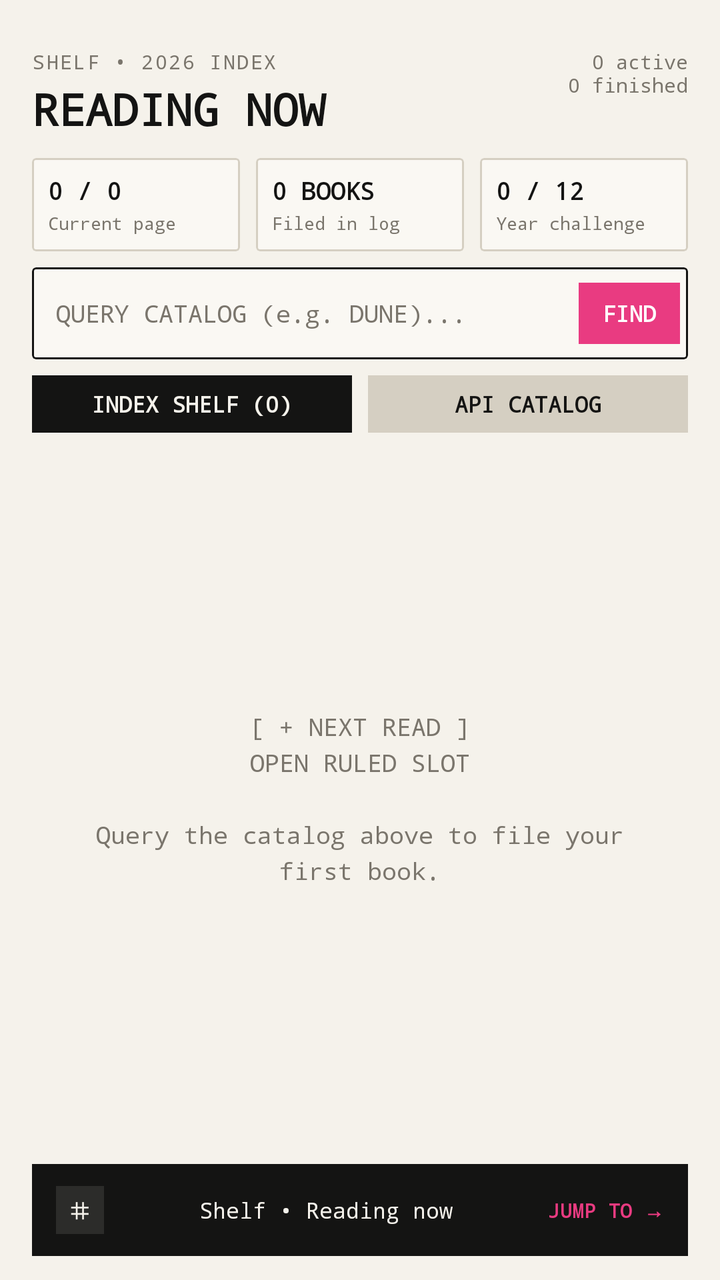
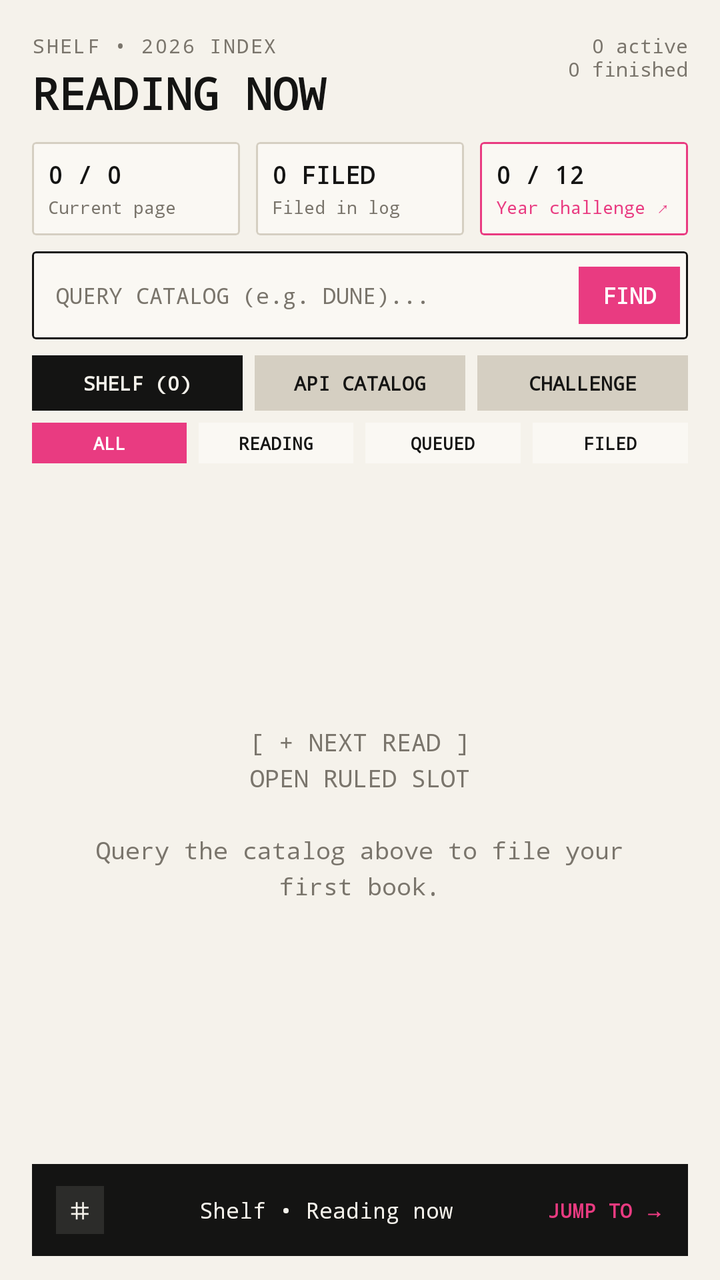

Two renders of the same Android screen: before a commit and after it. Below are the layout's source before the change and the commit's diff.
<!-- AndroidManifest.xml: application theme Theme.BookStash -->
<!-- res/layout/activity_main.xml -->
<?xml version="1.0" encoding="utf-8"?>
<androidx.constraintlayout.widget.ConstraintLayout xmlns:android="http://schemas.android.com/apk/res/android"
    xmlns:app="http://schemas.android.com/apk/res-auto"
    xmlns:tools="http://schemas.android.com/tools"
    android:id="@+id/main"
    android:layout_width="match_parent"
    android:layout_height="match_parent"
    android:background="@color/ledger_paper"
    android:fitsSystemWindows="true"
    android:paddingTop="24dp"
    tools:context=".MainActivity">

    
    <TextView
        android:id="@+id/tvIndexSubtitle"
        android:layout_width="wrap_content"
        android:layout_height="wrap_content"
        android:layout_marginStart="16dp"
        android:fontFamily="monospace"
        android:letterSpacing="0.08"
        android:text="SHELF • 2026 INDEX"
        android:textColor="@color/ledger_muted"
        android:textSize="10sp"
        app:layout_constraintStart_toStartOf="parent"
        app:layout_constraintTop_toTopOf="parent" />

    <TextView
        android:id="@+id/tvActiveSummary"
        android:layout_width="wrap_content"
        android:layout_height="wrap_content"
        android:layout_marginEnd="16dp"
        android:fontFamily="monospace"
        android:gravity="end"
        android:text="0 active\n0 finished"
        android:textColor="@color/ledger_muted"
        android:textSize="10sp"
        app:layout_constraintEnd_toEndOf="parent"
        app:layout_constraintTop_toTopOf="parent" />

    
    <TextView
        android:id="@+id/tvHeader"
        android:layout_width="0dp"
        android:layout_height="wrap_content"
        android:layout_marginHorizontal="16dp"
        android:layout_marginTop="2dp"
        android:fontFamily="monospace"
        android:text="READING NOW"
        android:textColor="@color/ledger_ink"
        android:textSize="22sp"
        android:textStyle="bold"
        app:layout_constraintEnd_toStartOf="@+id/tvActiveSummary"
        app:layout_constraintStart_toStartOf="parent"
        app:layout_constraintTop_toBottomOf="@+id/tvIndexSubtitle" />

    
    <LinearLayout
        android:id="@+id/statsStrip"
        android:layout_width="0dp"
        android:layout_height="wrap_content"
        android:layout_marginHorizontal="16dp"
        android:layout_marginTop="10dp"
        android:orientation="horizontal"
        app:layout_constraintEnd_toEndOf="parent"
        app:layout_constraintStart_toStartOf="parent"
        app:layout_constraintTop_toBottomOf="@+id/tvHeader">

        
        <com.google.android.material.card.MaterialCardView
            android:layout_width="0dp"
            android:layout_height="wrap_content"
            android:layout_marginEnd="4dp"
            android:layout_weight="1"
            app:cardBackgroundColor="@color/ledger_card_bg"
            app:cardCornerRadius="2dp"
            app:cardElevation="0dp"
            app:strokeColor="@color/ledger_border"
            app:strokeWidth="1dp">

            <LinearLayout
                android:layout_width="match_parent"
                android:layout_height="wrap_content"
                android:orientation="vertical"
                android:padding="8dp">

                <TextView
                    android:id="@+id/tvStatPages"
                    android:layout_width="wrap_content"
                    android:layout_height="wrap_content"
                    android:fontFamily="monospace"
                    android:text="0 / 0"
                    android:textColor="@color/ledger_ink"
                    android:textSize="12sp"
                    android:textStyle="bold" />

                <TextView
                    android:layout_width="wrap_content"
                    android:layout_height="wrap_content"
                    android:layout_marginTop="2dp"
                    android:fontFamily="monospace"
                    android:text="Current page"
                    android:textColor="@color/ledger_muted"
                    android:textSize="9sp" />
            </LinearLayout>
        </com.google.android.material.card.MaterialCardView>

        
        <com.google.android.material.card.MaterialCardView
            android:layout_width="0dp"
            android:layout_height="wrap_content"
            android:layout_marginHorizontal="4dp"
            android:layout_weight="1"
            app:cardBackgroundColor="@color/ledger_card_bg"
            app:cardCornerRadius="2dp"
            app:cardElevation="0dp"
            app:strokeColor="@color/ledger_border"
            app:strokeWidth="1dp">

            <LinearLayout
                android:layout_width="match_parent"
                android:layout_height="wrap_content"
                android:orientation="vertical"
                android:padding="8dp">

                <TextView
                    android:id="@+id/tvStatStreak"
                    android:layout_width="wrap_content"
                    android:layout_height="wrap_content"
                    android:fontFamily="monospace"
                    android:text="0 BOOKS"
                    android:textColor="@color/ledger_ink"
                    android:textSize="12sp"
                    android:textStyle="bold" />

                <TextView
                    android:layout_width="wrap_content"
                    android:layout_height="wrap_content"
                    android:layout_marginTop="2dp"
                    android:fontFamily="monospace"
                    android:text="Filed in log"
                    android:textColor="@color/ledger_muted"
                    android:textSize="9sp" />
            </LinearLayout>
        </com.google.android.material.card.MaterialCardView>

        
        <com.google.android.material.card.MaterialCardView
            android:layout_width="0dp"
            android:layout_height="wrap_content"
            android:layout_marginStart="4dp"
            android:layout_weight="1"
            app:cardBackgroundColor="@color/ledger_card_bg"
            app:cardCornerRadius="2dp"
            app:cardElevation="0dp"
            app:strokeColor="@color/ledger_border"
            app:strokeWidth="1dp">

            <LinearLayout
                android:layout_width="match_parent"
                android:layout_height="wrap_content"
                android:orientation="vertical"
                android:padding="8dp">

                <TextView
                    android:id="@+id/tvStatChallenge"
                    android:layout_width="wrap_content"
                    android:layout_height="wrap_content"
                    android:fontFamily="monospace"
                    android:text="0 / 12"
                    android:textColor="@color/ledger_ink"
                    android:textSize="12sp"
                    android:textStyle="bold" />

                <TextView
                    android:layout_width="wrap_content"
                    android:layout_height="wrap_content"
                    android:layout_marginTop="2dp"
                    android:fontFamily="monospace"
                    android:text="Year challenge"
                    android:textColor="@color/ledger_muted"
                    android:textSize="9sp" />
            </LinearLayout>
        </com.google.android.material.card.MaterialCardView>
    </LinearLayout>

    
    <com.google.android.material.card.MaterialCardView
        android:id="@+id/searchCard"
        android:layout_width="0dp"
        android:layout_height="wrap_content"
        android:layout_marginHorizontal="16dp"
        android:layout_marginTop="8dp"
        app:cardBackgroundColor="@color/ledger_card_bg"
        app:cardCornerRadius="2dp"
        app:cardElevation="0dp"
        app:strokeColor="@color/ledger_ink"
        app:strokeWidth="1dp"
        app:layout_constraintEnd_toEndOf="parent"
        app:layout_constraintStart_toStartOf="parent"
        app:layout_constraintTop_toBottomOf="@+id/statsStrip">

        <LinearLayout
            android:layout_width="match_parent"
            android:layout_height="wrap_content"
            android:gravity="center_vertical"
            android:orientation="horizontal"
            android:padding="4dp">

            <EditText
                android:id="@+id/etSearchQuery"
                android:layout_width="0dp"
                android:layout_height="38dp"
                android:layout_weight="1"
                android:background="@null"
                android:fontFamily="monospace"
                android:hint="QUERY CATALOG (e.g. DUNE)..."
                android:imeOptions="actionSearch"
                android:inputType="text"
                android:paddingHorizontal="8dp"
                android:textColor="@color/ledger_ink"
                android:textColorHint="@color/ledger_muted"
                android:textSize="12sp" />

            <TextView
                android:id="@+id/btnSearch"
                android:layout_width="wrap_content"
                android:layout_height="wrap_content"
                android:background="@color/ledger_accent"
                android:fontFamily="monospace"
                android:paddingHorizontal="12dp"
                android:paddingVertical="8dp"
                android:text="FIND"
                android:textColor="@color/white"
                android:textSize="11sp"
                android:textStyle="bold" />
        </LinearLayout>
    </com.google.android.material.card.MaterialCardView>

    
    <LinearLayout
        android:id="@+id/tabContainer"
        android:layout_width="0dp"
        android:layout_height="wrap_content"
        android:layout_marginHorizontal="16dp"
        android:layout_marginTop="8dp"
        android:orientation="horizontal"
        app:layout_constraintEnd_toEndOf="parent"
        app:layout_constraintStart_toStartOf="parent"
        app:layout_constraintTop_toBottomOf="@+id/searchCard">

        <TextView
            android:id="@+id/btnShowLibrary"
            android:layout_width="0dp"
            android:layout_height="wrap_content"
            android:layout_marginEnd="4dp"
            android:layout_weight="1"
            android:background="@color/ledger_ink"
            android:fontFamily="monospace"
            android:gravity="center"
            android:paddingVertical="7dp"
            android:text="INDEX SHELF (0)"
            android:textColor="@color/ledger_paper"
            android:textSize="11sp"
            android:textStyle="bold" />

        <TextView
            android:id="@+id/btnShowSearch"
            android:layout_width="0dp"
            android:layout_height="wrap_content"
            android:layout_marginStart="4dp"
            android:layout_weight="1"
            android:background="@color/ledger_border"
            android:fontFamily="monospace"
            android:gravity="center"
            android:paddingVertical="7dp"
            android:text="API CATALOG"
            android:textColor="@color/ledger_ink"
            android:textSize="11sp"
            android:textStyle="bold" />
    </LinearLayout>

    
    <androidx.recyclerview.widget.RecyclerView
        android:id="@+id/rvBooks"
        android:layout_width="0dp"
        android:layout_height="0dp"
        android:layout_marginHorizontal="11dp"
        android:layout_marginTop="6dp"
        android:clipToPadding="false"
        android:paddingBottom="12dp"
        app:layout_constraintBottom_toTopOf="@+id/bottomLedgerBar"
        app:layout_constraintEnd_toEndOf="parent"
        app:layout_constraintStart_toStartOf="parent"
        app:layout_constraintTop_toBottomOf="@+id/tabContainer" />

    <ProgressBar
        android:id="@+id/progressBar"
        android:layout_width="wrap_content"
        android:layout_height="wrap_content"
        android:indeterminateTint="@color/ledger_accent"
        android:visibility="gone"
        app:layout_constraintBottom_toTopOf="@+id/bottomLedgerBar"
        app:layout_constraintEnd_toEndOf="parent"
        app:layout_constraintStart_toStartOf="parent"
        app:layout_constraintTop_toBottomOf="@+id/tabContainer" />

    <TextView
        android:id="@+id/tvStatusMessage"
        android:layout_width="0dp"
        android:layout_height="wrap_content"
        android:layout_marginHorizontal="32dp"
        android:fontFamily="monospace"
        android:gravity="center"
        android:lineSpacingExtra="4dp"
        android:text="[ + NEXT READ ]\nOPEN RULED SLOT\n\nQuery the catalog above to file your first book."
        android:textColor="@color/ledger_muted"
        android:textSize="12sp"
        android:visibility="visible"
        app:layout_constraintBottom_toTopOf="@+id/bottomLedgerBar"
        app:layout_constraintEnd_toEndOf="parent"
        app:layout_constraintStart_toStartOf="parent"
        app:layout_constraintTop_toBottomOf="@+id/tabContainer" />

    
    <LinearLayout
        android:id="@+id/bottomLedgerBar"
        android:layout_width="0dp"
        android:layout_height="46dp"
        android:layout_marginHorizontal="16dp"
        android:layout_marginBottom="12dp"
        android:background="@color/ledger_ink"
        android:gravity="center_vertical"
        android:orientation="horizontal"
        android:paddingHorizontal="12dp"
        app:layout_constraintBottom_toBottomOf="parent"
        app:layout_constraintEnd_toEndOf="parent"
        app:layout_constraintStart_toStartOf="parent">

        <TextView
            android:layout_width="24dp"
            android:layout_height="24dp"
            android:background="#2C2C2A"
            android:fontFamily="monospace"
            android:gravity="center"
            android:text="⌗"
            android:textColor="@color/ledger_paper"
            android:textSize="12sp" />

        <TextView
            android:id="@+id/tvBottomBarStatus"
            android:layout_width="0dp"
            android:layout_height="wrap_content"
            android:layout_weight="1"
            android:fontFamily="monospace"
            android:gravity="center"
            android:text="Shelf • Reading now"
            android:textColor="@color/ledger_paper"
            android:textSize="11sp" />

        <TextView
            android:id="@+id/tvBottomBarJump"
            android:layout_width="wrap_content"
            android:layout_height="wrap_content"
            android:fontFamily="monospace"
            android:text="JUMP TO →"
            android:textColor="@color/ledger_accent"
            android:textSize="10sp"
            android:textStyle="bold" />
    </LinearLayout>

</androidx.constraintlayout.widget.ConstraintLayout>
<!-- resources referenced by this layout -->
<resources>
  <color name="ledger_accent">#E93B81</color>
  <color name="ledger_border">#D5CFC2</color>
  <color name="ledger_card_bg">#FAF8F3</color>
  <color name="ledger_ink">#141413</color>
  <color name="ledger_muted">#7A756C</color>
  <color name="ledger_paper">#F5F2EB</color>
  <color name="white">#FFFFFFFF</color>
  <style name="Theme.BookStash" parent="Base.Theme.BookStash" />
  <style name="Base.Theme.BookStash" parent="Theme.Material3.DayNight.NoActionBar">
          
          
      </style>
</resources>

<!-- the commit's change to res/layout/activity_main.xml (unified diff, before → after) -->
@@ -7,7 +7,7 @@
     android:layout_height="match_parent"
     android:background="@color/ledger_paper"
     android:fitsSystemWindows="true"
-    android:paddingTop="24dp"
+    android:paddingTop="16dp"
     tools:context=".MainActivity">
 
     
@@ -67,6 +67,7 @@
 
         
         <com.google.android.material.card.MaterialCardView
+            android:id="@+id/cardStatPage"
             android:layout_width="0dp"
             android:layout_height="wrap_content"
             android:layout_marginEnd="4dp"
@@ -106,6 +107,7 @@
 
         
         <com.google.android.material.card.MaterialCardView
+            android:id="@+id/cardStatStreak"
             android:layout_width="0dp"
             android:layout_height="wrap_content"
             android:layout_marginHorizontal="4dp"
@@ -127,7 +129,7 @@
                     android:layout_width="wrap_content"
                     android:layout_height="wrap_content"
                     android:fontFamily="monospace"
-                    android:text="0 BOOKS"
+                    android:text="0 FILED"
                     android:textColor="@color/ledger_ink"
                     android:textSize="12sp"
                     android:textStyle="bold" />
@@ -145,6 +147,7 @@
 
         
         <com.google.android.material.card.MaterialCardView
+            android:id="@+id/cardStatChallenge"
             android:layout_width="0dp"
             android:layout_height="wrap_content"
             android:layout_marginStart="4dp"
@@ -152,7 +155,7 @@
             app:cardBackgroundColor="@color/ledger_card_bg"
             app:cardCornerRadius="2dp"
             app:cardElevation="0dp"
-            app:strokeColor="@color/ledger_border"
+            app:strokeColor="@color/ledger_accent"
             app:strokeWidth="1dp">
 
             <LinearLayout
@@ -176,8 +179,8 @@
                     android:layout_height="wrap_content"
                     android:layout_marginTop="2dp"
                     android:fontFamily="monospace"
-                    android:text="Year challenge"
-                    android:textColor="@color/ledger_muted"
+                    android:text="Year challenge ↗"
+                    android:textColor="@color/ledger_accent"
                     android:textSize="9sp" />
             </LinearLayout>
         </com.google.android.material.card.MaterialCardView>
@@ -209,7 +212,7 @@
             <EditText
                 android:id="@+id/etSearchQuery"
                 android:layout_width="0dp"
-                android:layout_height="38dp"
+                android:layout_height="36dp"
                 android:layout_weight="1"
                 android:background="@null"
                 android:fontFamily="monospace"
@@ -219,7 +222,7 @@
                 android:paddingHorizontal="8dp"
                 android:textColor="@color/ledger_ink"
                 android:textColorHint="@color/ledger_muted"
-                android:textSize="12sp" />
+                android:textSize="11sp" />
 
             <TextView
                 android:id="@+id/btnSearch"
@@ -228,7 +231,7 @@
                 android:background="@color/ledger_accent"
                 android:fontFamily="monospace"
                 android:paddingHorizontal="12dp"
-                android:paddingVertical="8dp"
+                android:paddingVertical="7dp"
                 android:text="FIND"
                 android:textColor="@color/white"
                 android:textSize="11sp"
@@ -252,22 +255,22 @@
             android:id="@+id/btnShowLibrary"
             android:layout_width="0dp"
             android:layout_height="wrap_content"
-            android:layout_marginEnd="4dp"
+            android:layout_marginEnd="3dp"
             android:layout_weight="1"
             android:background="@color/ledger_ink"
             android:fontFamily="monospace"
             android:gravity="center"
             android:paddingVertical="7dp"
-            android:text="INDEX SHELF (0)"
+            android:text="SHELF (0)"
             android:textColor="@color/ledger_paper"
-            android:textSize="11sp"
+            android:textSize="10sp"
             android:textStyle="bold" />
 
         <TextView
             android:id="@+id/btnShowSearch"
             android:layout_width="0dp"
             android:layout_height="wrap_content"
-            android:layout_marginStart="4dp"
+            android:layout_marginHorizontal="3dp"
             android:layout_weight="1"
             android:background="@color/ledger_border"
             android:fontFamily="monospace"
@@ -275,7 +278,95 @@
             android:paddingVertical="7dp"
             android:text="API CATALOG"
             android:textColor="@color/ledger_ink"
-            android:textSize="11sp"
+            android:textSize="10sp"
+            android:textStyle="bold" />
+
+        <TextView
+            android:id="@+id/btnShowChallenge"
+            android:layout_width="0dp"
+            android:layout_height="wrap_content"
+            android:layout_marginStart="3dp"
+            android:layout_weight="1"
+            android:background="@color/ledger_border"
+            android:fontFamily="monospace"
+            android:gravity="center"
+            android:paddingVertical="7dp"
+            android:text="CHALLENGE"
+            android:textColor="@color/ledger_ink"
+            android:textSize="10sp"
+            android:textStyle="bold" />
+    </LinearLayout>
+
+    
+    <LinearLayout
+        android:id="@+id/statusFilterContainer"
+        android:layout_width="0dp"
+        android:layout_height="wrap_content"
+        android:layout_marginHorizontal="16dp"
+        android:layout_marginTop="6dp"
+        android:orientation="horizontal"
+        app:layout_constraintEnd_toEndOf="parent"
+        app:layout_constraintStart_toStartOf="parent"
+        app:layout_constraintTop_toBottomOf="@+id/tabContainer">
+
+        <TextView
+            android:id="@+id/chipAll"
+            android:layout_width="0dp"
+            android:layout_height="wrap_content"
+            android:layout_marginEnd="3dp"
+            android:layout_weight="1"
+            android:background="@color/ledger_accent"
+            android:fontFamily="monospace"
+            android:gravity="center"
+            android:paddingVertical="4dp"
+            android:text="ALL"
+            android:textColor="@color/white"
+            android:textSize="9sp"
+            android:textStyle="bold" />
+
+        <TextView
+            android:id="@+id/chipReading"
+            android:layout_width="0dp"
+            android:layout_height="wrap_content"
+            android:layout_marginHorizontal="3dp"
+            android:layout_weight="1"
+            android:background="@color/ledger_card_bg"
+            android:fontFamily="monospace"
+            android:gravity="center"
+            android:paddingVertical="4dp"
+            android:text="READING"
+            android:textColor="@color/ledger_ink"
+            android:textSize="9sp"
+            android:textStyle="bold" />
+
+        <TextView
+            android:id="@+id/chipWishlist"
+            android:layout_width="0dp"
+            android:layout_height="wrap_content"
+            android:layout_marginHorizontal="3dp"
+            android:layout_weight="1"
+            android:background="@color/ledger_card_bg"
+            android:fontFamily="monospace"
+            android:gravity="center"
+            android:paddingVertical="4dp"
+            android:text="QUEUED"
+            android:textColor="@color/ledger_ink"
+            android:textSize="9sp"
+            android:textStyle="bold" />
+
+        <TextView
+            android:id="@+id/chipFinished"
+            android:layout_width="0dp"
+            android:layout_height="wrap_content"
+            android:layout_marginStart="3dp"
+            android:layout_weight="1"
+            android:background="@color/ledger_card_bg"
+            android:fontFamily="monospace"
+            android:gravity="center"
+            android:paddingVertical="4dp"
+            android:text="FILED"
+            android:textColor="@color/ledger_ink"
+            android:textSize="9sp"
             android:textStyle="bold" />
     </LinearLayout>
 
@@ -291,7 +382,200 @@
         app:layout_constraintBottom_toTopOf="@+id/bottomLedgerBar"
         app:layout_constraintEnd_toEndOf="parent"
         app:layout_constraintStart_toStartOf="parent"
-        app:layout_constraintTop_toBottomOf="@+id/tabContainer" />
+        app:layout_constraintTop_toBottomOf="@+id/statusFilterContainer" />
+
+    
+    <ScrollView
+        android:id="@+id/challengeContainer"
+        android:layout_width="0dp"
+        android:layout_height="0dp"
+        android:layout_marginHorizontal="16dp"
+        android:layout_marginTop="8dp"
+        android:visibility="gone"
+        app:layout_constraintBottom_toTopOf="@+id/bottomLedgerBar"
+        app:layout_constraintEnd_toEndOf="parent"
+        app:layout_constraintStart_toStartOf="parent"
+        app:layout_constraintTop_toBottomOf="@+id/tabContainer">
+
+        <LinearLayout
+            android:layout_width="match_parent"
+            android:layout_height="wrap_content"
+            android:orientation="vertical"
+            android:paddingBottom="16dp">
+
+            
+            <com.google.android.material.card.MaterialCardView
+                android:layout_width="match_parent"
+                android:layout_height="wrap_content"
+                app:cardBackgroundColor="@color/ledger_card_bg"
+                app:cardCornerRadius="2dp"
+                app:cardElevation="0dp"
+                app:strokeColor="@color/ledger_ink"
+                app:strokeWidth="1dp">
+
+                <LinearLayout
+                    android:layout_width="match_parent"
+                    android:layout_height="wrap_content"
+                    android:gravity="center_vertical"
+                    android:orientation="horizontal"
+                    android:padding="16dp">
+
+                    
+                    <com.google.android.material.card.MaterialCardView
+                        android:layout_width="104dp"
+                        android:layout_height="104dp"
+                        app:cardBackgroundColor="@color/ledger_paper"
+                        app:cardCornerRadius="52dp"
+                        app:cardElevation="0dp"
+                        app:strokeColor="@color/ledger_ink"
+                        app:strokeWidth="2dp">
+
+                        <LinearLayout
+                            android:layout_width="match_parent"
+                            android:layout_height="match_parent"
+                            android:gravity="center"
+                            android:orientation="vertical"
+                            android:padding="8dp">
+
+                            <TextView
+                                android:layout_width="wrap_content"
+                                android:layout_height="wrap_content"
+                                android:fontFamily="monospace"
+                                android:text="2026 INDEX"
+                                android:textColor="@color/ledger_muted"
+                                android:textSize="8sp" />
+
+                            <TextView
+                                android:layout_width="wrap_content"
+                                android:layout_height="wrap_content"
+                                android:layout_marginTop="4dp"
+                                android:fontFamily="monospace"
+                                android:gravity="center"
+                                android:text="BOOK\nLEDGER"
+                                android:textColor="@color/ledger_ink"
+                                android:textSize="11sp"
+                                android:textStyle="bold" />
+                        </LinearLayout>
+                    </com.google.android.material.card.MaterialCardView>
+
+                    <LinearLayout
+                        android:layout_width="0dp"
+                        android:layout_height="wrap_content"
+                        android:layout_marginStart="20dp"
+                        android:layout_weight="1"
+                        android:orientation="vertical">
+
+                        <TextView
+                            android:id="@+id/tvChallengeBigFraction"
+                            android:layout_width="wrap_content"
+                            android:layout_height="wrap_content"
+                            android:fontFamily="monospace"
+                            android:text="0 / 12"
+                            android:textColor="@color/ledger_ink"
+                            android:textSize="28sp"
+                            android:textStyle="bold" />
+
+                        <TextView
+                            android:id="@+id/tvChallengePercent"
+                            android:layout_width="wrap_content"
+                            android:layout_height="wrap_content"
+                            android:layout_marginTop="2dp"
+                            android:fontFamily="monospace"
+                            android:text="0.0%"
+                            android:textColor="@color/ledger_accent"
+                            android:textSize="14sp"
+                            android:textStyle="bold" />
+
+                        <TextView
+                            android:layout_width="wrap_content"
+                            android:layout_height="wrap_content"
+                            android:layout_marginTop="6dp"
+                            android:fontFamily="monospace"
+                            android:text="ONE TICK PER BOOK\nFILED IN ROOM DB"
+                            android:textColor="@color/ledger_muted"
+                            android:textSize="9sp" />
+                    </LinearLayout>
+                </LinearLayout>
+            </com.google.android.material.card.MaterialCardView>
+
+            
+            <com.google.android.material.card.MaterialCardView
+                android:layout_width="match_parent"
+                android:layout_height="wrap_content"
+                android:layout_marginTop="10dp"
+                app:cardBackgroundColor="@color/ledger_card_bg"
+                app:cardCornerRadius="2dp"
+                app:cardElevation="0dp"
+                app:strokeColor="@color/ledger_ink"
+                app:strokeWidth="1dp">
+
+                <LinearLayout
+                    android:id="@+id/bookGrid12Container"
+                    android:layout_width="match_parent"
+                    android:layout_height="wrap_content"
+                    android:orientation="vertical"
+                    android:padding="12dp" />
+            </com.google.android.material.card.MaterialCardView>
+
+            
+            <com.google.android.material.card.MaterialCardView
+                android:layout_width="match_parent"
+                android:layout_height="wrap_content"
+                android:layout_marginTop="10dp"
+                app:cardBackgroundColor="@color/ledger_card_bg"
+                app:cardCornerRadius="2dp"
+                app:cardElevation="0dp"
+                app:strokeColor="@color/ledger_border"
+                app:strokeWidth="1dp">
+
+                <LinearLayout
+                    android:layout_width="match_parent"
+                    android:layout_height="wrap_content"
+                    android:gravity="center_vertical"
+                    android:orientation="horizontal"
+                    android:padding="12dp">
+
+                    <TextView
+                        android:layout_width="36dp"
+                        android:layout_height="36dp"
+                        android:background="@color/ledger_accent"
+                        android:fontFamily="monospace"
+                        android:gravity="center"
+                        android:text="+1"
+                        android:textColor="@color/white"
+                        android:textSize="13sp"
+                        android:textStyle="bold" />
+
+                    <LinearLayout
+                        android:layout_width="0dp"
+                        android:layout_height="wrap_content"
+                        android:layout_marginStart="12dp"
+                        android:layout_weight="1"
+                        android:orientation="vertical">
+
+                        <TextView
+                            android:id="@+id/tvLatestSyncedBook"
+                            android:layout_width="wrap_content"
+                            android:layout_height="wrap_content"
+                            android:fontFamily="monospace"
+                            android:text="Synced ledger • Room SQLite"
+                            android:textColor="@color/ledger_ink"
+                            android:textSize="11sp"
+                            android:textStyle="bold" />
+
+                        <TextView
+                            android:layout_width="wrap_content"
+                            android:layout_height="wrap_content"
+                            android:layout_marginTop="2dp"
+                            android:fontFamily="monospace"
+                            android:text="Black = Finished | Pink = Reading now | White = Open slot"
+                            android:textColor="@color/ledger_muted"
+                            android:textSize="9sp" />
+                    </LinearLayout>
+                </LinearLayout>
+            </com.google.android.material.card.MaterialCardView>
+        </LinearLayout>
+    </ScrollView>
 
     <ProgressBar
         android:id="@+id/progressBar"
@@ -302,7 +586,7 @@
         app:layout_constraintBottom_toTopOf="@+id/bottomLedgerBar"
         app:layout_constraintEnd_toEndOf="parent"
         app:layout_constraintStart_toStartOf="parent"
-        app:layout_constraintTop_toBottomOf="@+id/tabContainer" />
+        app:layout_constraintTop_toBottomOf="@+id/statusFilterContainer" />
 
     <TextView
         android:id="@+id/tvStatusMessage"
@@ -319,7 +603,7 @@
         app:layout_constraintBottom_toTopOf="@+id/bottomLedgerBar"
         app:layout_constraintEnd_toEndOf="parent"
         app:layout_constraintStart_toStartOf="parent"
-        app:layout_constraintTop_toBottomOf="@+id/tabContainer" />
+        app:layout_constraintTop_toBottomOf="@+id/statusFilterContainer" />
 
     
     <LinearLayout
